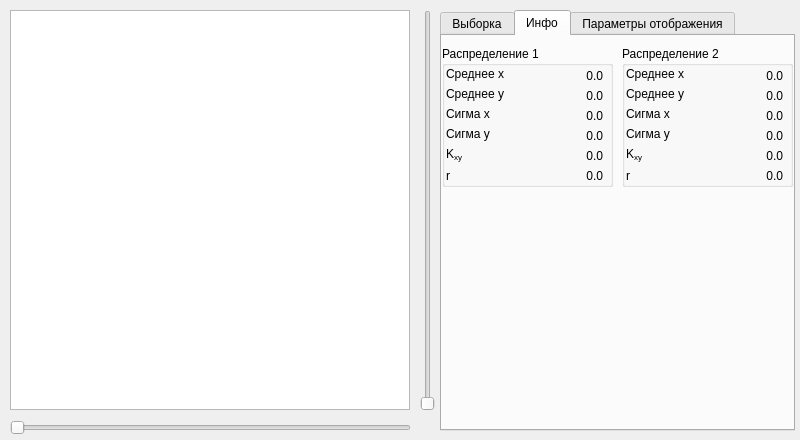
First picture: the form in mainwindow.ui, repository lifchicker/pattern-recognition-lab-5, before the edit.
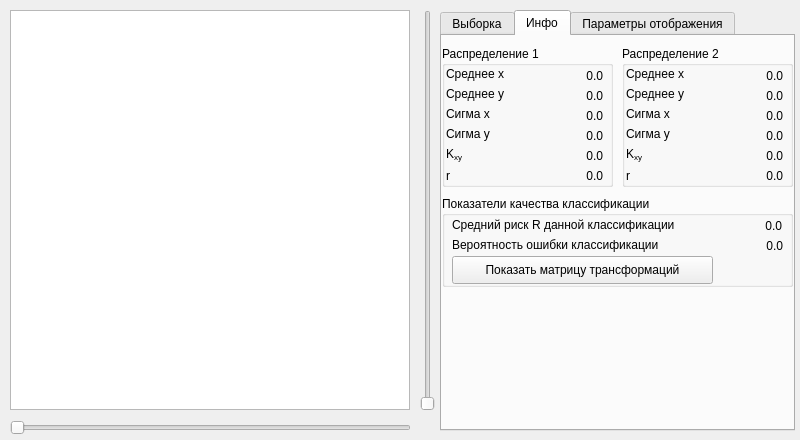
Second picture: the form after the edit. The open tabs and pages were chosen to show the change.

Commit message:
Added calculation of recognition error.
Added calculation of lp. Now bayesian classifier is complite.
Added calculation and label for showing recognition error.

```diff
--- a/mainwindow.ui
+++ b/mainwindow.ui
@@ -915,6 +915,90 @@
        </property>
       </widget>
      </widget>
+     <widget class="QGroupBox" name="groupBox_4">
+      <property name="geometry">
+       <rect>
+        <x>0</x>
+        <y>160</y>
+        <width>351</width>
+        <height>91</height>
+       </rect>
+      </property>
+      <property name="title">
+       <string>Показатели качества классификации</string>
+      </property>
+      <widget class="QLabel" name="label_21">
+       <property name="geometry">
+        <rect>
+         <x>10</x>
+         <y>20</y>
+         <width>271</width>
+         <height>18</height>
+        </rect>
+       </property>
+       <property name="text">
+        <string>Средний риск R данной классификации</string>
+       </property>
+      </widget>
+      <widget class="QLabel" name="labelMiddleRisk">
+       <property name="geometry">
+        <rect>
+         <x>280</x>
+         <y>20</y>
+         <width>60</width>
+         <height>20</height>
+        </rect>
+       </property>
+       <property name="text">
+        <string>0.0</string>
+       </property>
+       <property name="alignment">
+        <set>Qt::AlignRight|Qt::AlignTrailing|Qt::AlignVCenter</set>
+       </property>
+      </widget>
+      <widget class="QLabel" name="label_23">
+       <property name="geometry">
+        <rect>
+         <x>10</x>
+         <y>40</y>
+         <width>261</width>
+         <height>18</height>
+        </rect>
+       </property>
+       <property name="text">
+        <string>Вероятность ошибки классификации</string>
+       </property>
+      </widget>
+      <widget class="QLabel" name="labelClassificationErrorRisk">
+       <property name="geometry">
+        <rect>
+         <x>280</x>
+         <y>40</y>
+         <width>61</width>
+         <height>20</height>
+        </rect>
+       </property>
+       <property name="text">
+        <string>0.0</string>
+       </property>
+       <property name="alignment">
+        <set>Qt::AlignRight|Qt::AlignTrailing|Qt::AlignVCenter</set>
+       </property>
+      </widget>
+      <widget class="QPushButton" name="transformationButton">
+       <property name="geometry">
+        <rect>
+         <x>10</x>
+         <y>60</y>
+         <width>261</width>
+         <height>28</height>
+        </rect>
+       </property>
+       <property name="text">
+        <string>Показать матрицу трансформаций</string>
+       </property>
+      </widget>
+     </widget>
     </widget>
     <widget class="QWidget" name="tab_3">
      <attribute name="title">
```
The commit also changes 3 other files.
